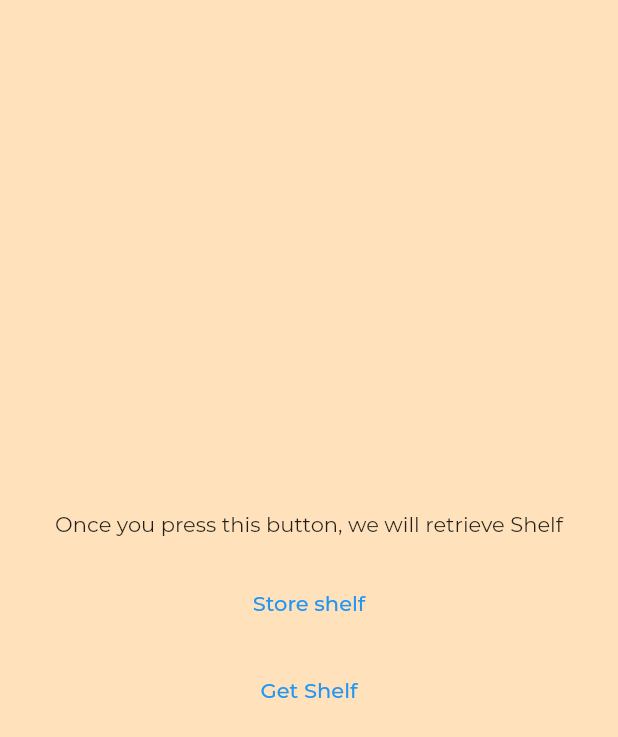
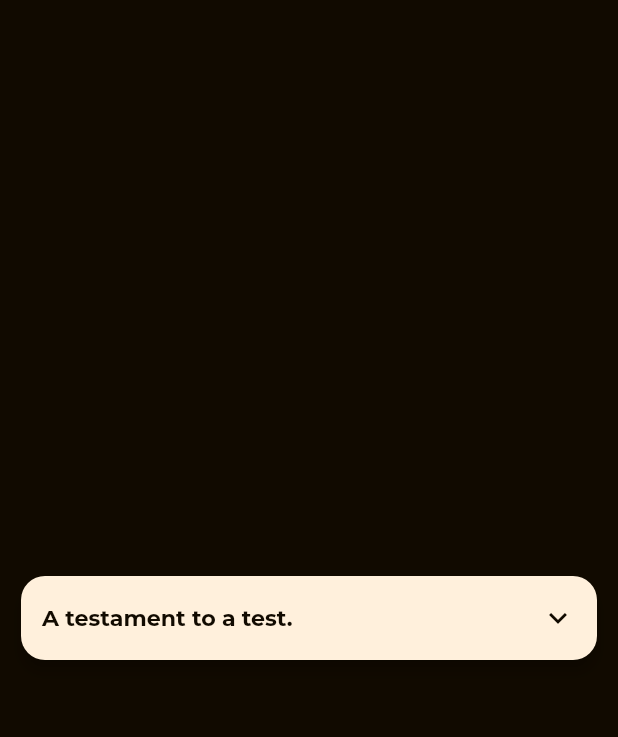
Before and after one commit to nazrinharris/storayge, a Flutter app: the HomeView screen opened directly, on a phone screen of 412 x 824 dp. Shown: the top 737 px of the screen. Run offline on Flutter 3.47's test engine with Material 2 defaults, Android fonts, the phone set to English and light mode, and no system bars; our stand-ins replace bloc, cloud_firestore, dartz, equatable, firebase_auth, firebase_core and 11 more; accounts and stored records are empty; statements that could not run were skipped.

Commit message:
Some touchups

```diff
--- a/lib/app_router.dart
+++ b/lib/app_router.dart
@@ -9,7 +9,7 @@
   Route onGenerateRoute(RouteSettings routeSettings) {
     switch (routeSettings.name) {
       case '/':
-        return CupertinoPageRoute(builder: (_) => const SplashView());
+        return CupertinoPageRoute(builder: (_) => SplashView());
       case '/start':
         return CupertinoPageRoute(builder: (_) => const StartView());
       case '/login':
--- a/lib/core/auth/auth_cubit/auth_cubit.dart
+++ b/lib/core/auth/auth_cubit/auth_cubit.dart
@@ -123,10 +123,10 @@
     emit(const AuthLoading(
         currentOperationMessage:
             'Currently verifying if your email is available'));
-    final failureOrBool = await authRepository.isEmailNotRegistered();
+    final failureOrBool = await authRepository.isEmailNotRegistered(email);
     emit(
       failureOrBool.fold(
-        (failure) => const AuthError(message: 'Unknown error occured'),
+        (failure) => AuthError(code: failure.code, message: failure.message!),
         (retrievedBool) => AuthGeneralCompleted(content: retrievedBool),
       ),
     );
--- a/lib/core/auth/domain/repository/auth_repository.dart
+++ b/lib/core/auth/domain/repository/auth_repository.dart
@@ -27,5 +27,5 @@
 
   Future<Either<Failure, StoraygeUser>> isLoggedIn();
 
-  Future<Either<Failure, bool>> isEmailNotRegistered();
+  Future<Either<Failure, bool>> isEmailNotRegistered(String email);
 }
--- a/lib/core/constants/app_const.dart
+++ b/lib/core/constants/app_const.dart
@@ -35,6 +35,7 @@
 const String ERROR_NOT_SAME_PASSWORD = 'ERROR_NOT_SAME_PASSWORD';
 const String ERROR_USER_NOT_FOUND = 'ERROR_USER_NOT_FOUND';
 const String ERROR_UNKNOWN_OCCURED = 'ERROR_UNKNOWN_OCCURED';
+const String ERROR_EMAIL_ALREADY_USED = 'ERROR_EMAIL_ALREADY_USED';
 
 /// Local App [ErrorMessages]
 ///
@@ -44,6 +45,8 @@
 const String MESSAGE_NOT_SAME_PASSWORD =
     'Sorry, the passwords you entered are not the same';
 const String MESSAGE_USER_NOT_FOUND = 'Sorry, you are not logged in';
+const String MESSAGE_EMAIL_ALREADY_IN_USE =
+    'Sorry, this email is already in use';
 
 /// Local App [OperationMessages]
 ///
--- a/lib/presentation/smart_widgets/info_tile/info_tile.dart
+++ b/lib/presentation/smart_widgets/info_tile/info_tile.dart
@@ -48,11 +48,7 @@
   /// 2. If you call [triggerStateChange()], and the [isAbleToExpand] property is different from before,
   /// make sure [isExpanded] property is set to [false]. This must be done in order to trigger the state change properly.
   ///
-  /// 3. The [child] is aligned at the center of the space available for it. If you want to set an alignment of your own,
-  /// simply wrap the widget you are providing to the child with a [Container] and set the alignment yourself. Of course,
-  /// this can be whatever you want. The point is, the parent of the widget provided to [child] will take up the available
-  /// space. I think.
-
+  /// 3. No custom alignment is currently allowed. Lazy to do it. Currently the child is aligned to top left.
   const InfoTile({
     Key? key,
   }) : super(key: key);
@@ -150,9 +146,11 @@
               elevation: 4.0,
               shadowColor: Theme.of(context).backgroundColor,
               child: InkWell(
+                splashColor: _resolveSplashColorForInkWell(),
+                highlightColor: _resolveHighlightColorForInkWell(),
                 borderRadius: BorderRadius.circular(16.0),
                 onTap: () {
-                  bool _isAbleToExpand = context
+                  final bool _isAbleToExpand = context
                       .read<InfoTileBloc>()
                       .state
                       .infoTileProps
@@ -176,16 +174,22 @@
                               top: _topLeadingPadding.value,
                             ),
                             alignment: Alignment.centerLeft,
-                            height: 54,
+                            //height: 54,
+                            child: Padding(
+                              padding: const EdgeInsets.symmetric(vertical: 16),
                               child: Row(
-                              mainAxisAlignment: MainAxisAlignment.spaceBetween,
+                                mainAxisAlignment:
+                                    MainAxisAlignment.spaceBetween,
                                 children: [
-                                Text(
+                                  Expanded(
+                                    child: Text(
                                       readProps(context).leadingText,
-                                  style:
-                                      appTextTheme(context).headline5!.copyWith(
+                                      style: appTextTheme(context)
+                                          .headline5!
+                                          .copyWith(
                                             fontSize: _fontSize.value,
                                             color: _resolveStatusForTextColor(),
+                                          ),
                                     ),
                                   ),
                                   AnimatedSwitcher(
@@ -200,6 +204,7 @@
                                 ],
                               ),
                             ),
+                          ),
                           ClipRect(
                             child: Align(
                               heightFactor: _childrenHeightFactor.value,
@@ -208,10 +213,13 @@
                                 child: Padding(
                                   padding: const EdgeInsets.only(
                                     left: 24,
-                                    right: 24,
+                                    right: 34,
                                     bottom: 24,
                                   ),
+                                  child: Align(
+                                    alignment: Alignment.topLeft,
                                     child: child,
+                                  ),
                                 ),
                               ),
                             ),
@@ -260,6 +268,49 @@
     }
   }
 
+  Color _resolveSplashColorForInkWell() {
+    final Color _errorSplashColor = kcErrorRedText.withOpacity(0.25);
+    final Color _successSplashColor = kcSuccessGreenText.withOpacity(0.25);
+    final Color _loadingSplashColor = kcBackgroundColorDark.withOpacity(0.25);
+
+    switch (readProps(context).currentStatus) {
+      case InfoTileStatus.loading:
+        {
+          return _loadingSplashColor;
+        }
+      case InfoTileStatus.success:
+        {
+          return _successSplashColor;
+        }
+      case InfoTileStatus.error:
+        {
+          return _errorSplashColor;
+        }
+    }
+  }
+
+  Color _resolveHighlightColorForInkWell() {
+    final Color _errorHighlightColor = kcErrorRedText.withOpacity(0.15);
+    final Color _successHighlightColor = kcSuccessGreenText.withOpacity(0.15);
+    final Color _loadingHighlightColor =
+        kcBackgroundColorDark.withOpacity(0.15);
+
+    switch (readProps(context).currentStatus) {
+      case InfoTileStatus.loading:
+        {
+          return _loadingHighlightColor;
+        }
+      case InfoTileStatus.success:
+        {
+          return _successHighlightColor;
+        }
+      case InfoTileStatus.error:
+        {
+          return _errorHighlightColor;
+        }
+    }
+  }
+
   Widget _buildIcon() {
     return Transform.rotate(
       angle: _iconRotation.value,
--- a/lib/presentation/smart_widgets/two_pagination_progress/two_pagination_progress.dart
+++ b/lib/presentation/smart_widgets/two_pagination_progress/two_pagination_progress.dart
@@ -4,6 +4,7 @@
 import '../../shared/ui_helpers.dart';
 import 'two_pagination_progress_cubit.dart';
 
+//TODO : Update Docs
 /// Guide on using [TwoPaginationProgress]
 ///
 /// To use [TwoPaginationProgress], consider how this widget works.
--- a/lib/presentation/views/home/home_view.dart
+++ b/lib/presentation/views/home/home_view.dart
@@ -1,5 +1,7 @@
 import 'package:flutter/material.dart';
 import 'package:flutter_bloc/flutter_bloc.dart';
+import 'package:storayge/presentation/smart_widgets/info_tile/bloc/info_tile_bloc.dart';
+import 'package:storayge/presentation/smart_widgets/info_tile/info_tile.dart';
 import '../../../features/cabinet/bloc/cabinet_cubit.dart';
 import '../../../features/cabinet/domain/entities/shelf.dart';
 
@@ -27,9 +29,28 @@
       itemAmount: 1,
     );
 
-    return Scaffold(
-      body: Center(
-        child: BlocBuilder<CabinetCubit, CabinetState>(
+    return BlocProvider(
+      create: (context) => InfoTileBloc(
+        infoTileProps: const InfoTileProps(
+          leadingText: 'A testament to a test.',
+          child: Text(
+              'This text is meant to be long. The words here do not have and will never have any significance aside from making this particular widget longer.'),
+          isAbleToExpand: true,
+          isExpanded: false,
+          currentStatus: InfoTileStatus.loading,
+        ),
+      ),
+      child: Scaffold(
+          body: Column(
+        mainAxisAlignment: MainAxisAlignment.center,
+        children: [InfoTile()],
+      )),
+    );
+  }
+
+  BlocBuilder<CabinetCubit, CabinetState> _buildPrototype(
+      Shelf shelf, String uid, String shelfId) {
+    return BlocBuilder<CabinetCubit, CabinetState>(
       builder: (context, state) {
         return Column(
           mainAxisAlignment: MainAxisAlignment.center,
@@ -84,8 +105,6 @@
           ],
         );
       },
-        ),
-      ),
     );
   }
 
```
Also changed, not shown: lib/core/auth/data/datasources/auth_remote_data_source.dart (+15 -0 lines), lib/core/auth/data/repository/auth_repository_impl.dart (+18 -9 lines), lib/core/errors/failures.dart (+24 -0 lines), lib/main.dart (+4 -3 lines), lib/presentation/views/register/register_view.dart (+74 -26 lines), lib/presentation/views/splash/splash_view.dart (+19 -2 lines). Lines whose indentation alone changed are shown as unchanged.
